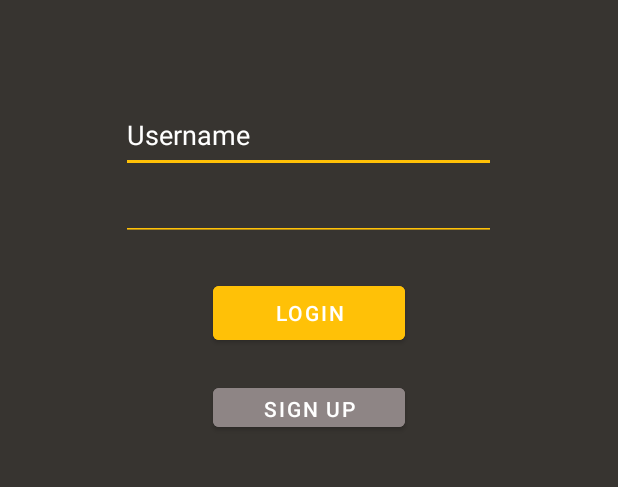
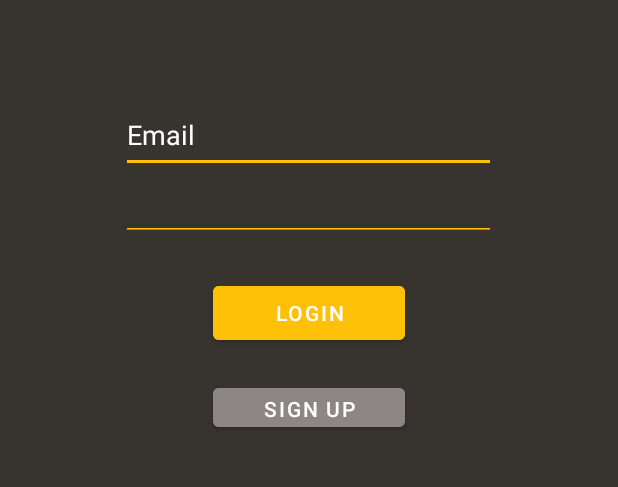
Before and after one commit to uOttawaSEGA2022/project-group-17, an Android app: the screen it shows after launch (MainActivity), on a phone screen of 412 x 824 dp, the part 474-961 px from its top. Run offline under Robolectric (Android 15) with nearby library versions, the light colour scheme and no system bars; our stand-ins replace Firebase (no records; nobody signed in at launch, a user with empty details on screens opened directly).

Commit message:
Initial UI

```diff
--- a/app/src/main/res/layout/activity_main.xml
+++ b/app/src/main/res/layout/activity_main.xml
@@ -73,7 +73,7 @@
                 android:backgroundTint="#FFC107"
                 android:ems="10"
                 android:inputType="textPersonName"
-                android:text="Username"
+                android:text="Email"
                 android:textColor="#FFFFFF" />
         </LinearLayout>
 
```
